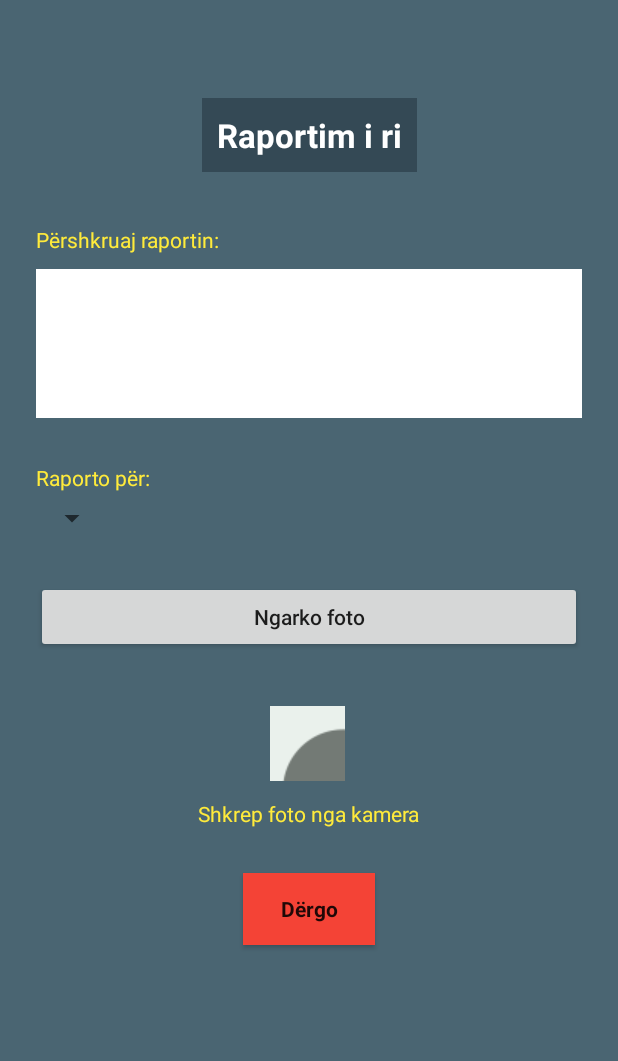
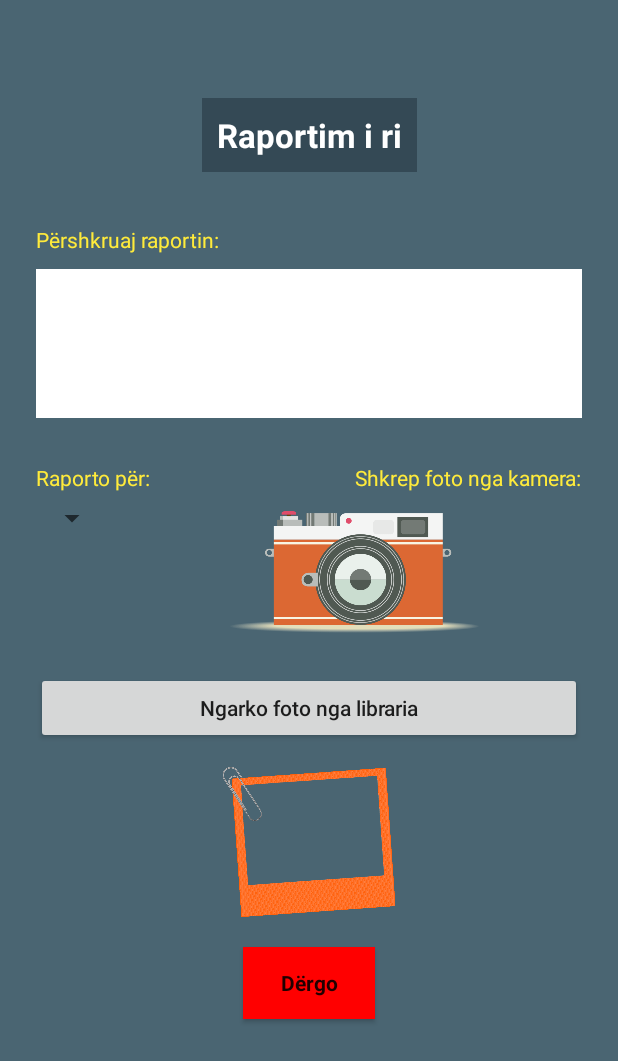
Before and after one commit to FitimHajredini59/RaportoUP, an Android app: the layout activity_faqja_pare.xml on its own in the app's theme, with its tools: preview values and no code run, on a phone screen of 412 x 824 dp. Shown: the top 1061 px of the screen. Run offline under Robolectric (Android 15) with nearby library versions, the phone set to English and light mode, and no system bars.

Commit message:
FaqjaPare_ngarko_foto
Ngarko foto nga libraria ose shkrep foto nga kamera

```diff
--- a/app/src/main/AndroidManifest.xml
+++ b/app/src/main/AndroidManifest.xml
@@ -1,11 +1,17 @@
 <?xml version="1.0" encoding="utf-8"?>
 <manifest xmlns:android="http://schemas.android.com/apk/res/android"
     package="com.FIEK.raportoup">
+
+    <!-- -->
+    <uses-permission android:name="android.permission.READ_EXTERNAL_STORAGE" />
+    <uses-permission android:name="android.permission.CAMERA" />
+
 
     <application
         android:allowBackup="true"
         android:icon="@drawable/raportongjarjen"
         android:label="@string/app_name"
+        android:requestLegacyExternalStorage="true"
         android:roundIcon="@mipmap/ic_launcher_round"
         android:supportsRtl="true"
         android:theme="@style/AppTheme">
--- a/app/src/main/res/layout/activity_faqja_pare.xml
+++ b/app/src/main/res/layout/activity_faqja_pare.xml
@@ -50,41 +50,43 @@
         app:layout_constraintStart_toStartOf="parent"
         app:layout_constraintTop_toBottomOf="@+id/textView2" />
 
+
     <Button
         android:id="@+id/ngarkofoto"
         android:layout_width="match_parent"
         android:layout_height="wrap_content"
         android:layout_marginStart="24dp"
-        android:layout_marginTop="30dp"
+        android:layout_marginTop="15dp"
         android:layout_marginEnd="24dp"
-        android:text="Ngarko foto"
+        android:text="Ngarko foto nga libraria"
         android:textAllCaps="false"
         app:layout_constraintEnd_toEndOf="parent"
-        app:layout_constraintHorizontal_bias="1.0"
         app:layout_constraintStart_toStartOf="parent"
-        app:layout_constraintTop_toBottomOf="@+id/kategorite" />
+        app:layout_constraintTop_toBottomOf="@+id/cameraButton" />
 
-    <ImageButton
+    <ImageView
+
         android:id="@+id/cameraButton"
-        android:layout_width="50dp"
-        android:layout_height="50dp"
-        android:layout_marginTop="35dp"
+        android:layout_width="262dp"
+        android:layout_height="99dp"
+        android:layout_marginStart="20dp"
+        android:layout_marginTop="5dp"
+        android:layout_marginEnd="24dp"
         app:layout_constraintEnd_toEndOf="parent"
-        app:layout_constraintHorizontal_bias="0.498"
-        app:layout_constraintStart_toStartOf="parent"
-        app:layout_constraintTop_toBottomOf="@+id/ngarkofoto"
+        app:layout_constraintStart_toEndOf="@+id/kategorite"
+        app:layout_constraintTop_toBottomOf="@+id/textView"
         app:srcCompat="@drawable/camera" />
 
     <TextView
         android:id="@+id/textView"
         android:layout_width="wrap_content"
         android:layout_height="wrap_content"
-        android:layout_marginTop="12dp"
-        android:text="Shkrep foto nga kamera"
+        android:layout_marginTop="30dp"
+        android:layout_marginEnd="24dp"
+        android:text="Shkrep foto nga kamera:"
         android:textColor="#FFEB3B"
         app:layout_constraintEnd_toEndOf="parent"
-        app:layout_constraintStart_toStartOf="parent"
-        app:layout_constraintTop_toBottomOf="@+id/cameraButton" />
+        app:layout_constraintTop_toBottomOf="@+id/koment" />
 
     <TextView
         android:id="@+id/textView2"
@@ -117,18 +119,36 @@
         app:layout_constraintStart_toStartOf="parent"
         app:layout_constraintTop_toBottomOf="@+id/textView3" />
 
+
     <Button
         android:id="@+id/dergo"
         android:layout_width="wrap_content"
         android:layout_height="wrap_content"
-        android:layout_marginTop="30dp"
-        android:background="#F44336"
+        android:layout_marginStart="24dp"
+        android:layout_marginTop="20dp"
+        android:layout_marginEnd="24dp"
+        android:background="#FF0000"
         android:fontFamily="sans-serif"
         android:text="Dërgo"
         android:textAllCaps="false"
         android:textStyle="bold"
         app:layout_constraintEnd_toEndOf="parent"
         app:layout_constraintStart_toStartOf="parent"
-        app:layout_constraintTop_toBottomOf="@+id/textView" />
+        app:layout_constraintTop_toBottomOf="@+id/selectedImage" />
+
+    <ImageView
+        android:id="@+id/selectedImage"
+        android:layout_width="match_parent"
+        android:layout_height="100dp"
+        android:layout_marginStart="24dp"
+        android:layout_marginTop="15dp"
+        android:layout_marginEnd="24dp"
+        android:adjustViewBounds="true"
+        android:contentDescription="@string/app_name"
+        app:layout_constraintEnd_toEndOf="parent"
+        app:layout_constraintStart_toStartOf="parent"
+        app:layout_constraintTop_toBottomOf="@+id/ngarkofoto"
+        app:srcCompat="@drawable/korniza" />
+
 
 </androidx.constraintlayout.widget.ConstraintLayout>
```
Also changed, not shown: app/src/main/java/com/FIEK/raportoup/FaqjaPare.java (+177 -6 lines), app/src/main/res/drawable/camera.png, app/src/main/res/drawable/korniza.png (added).
